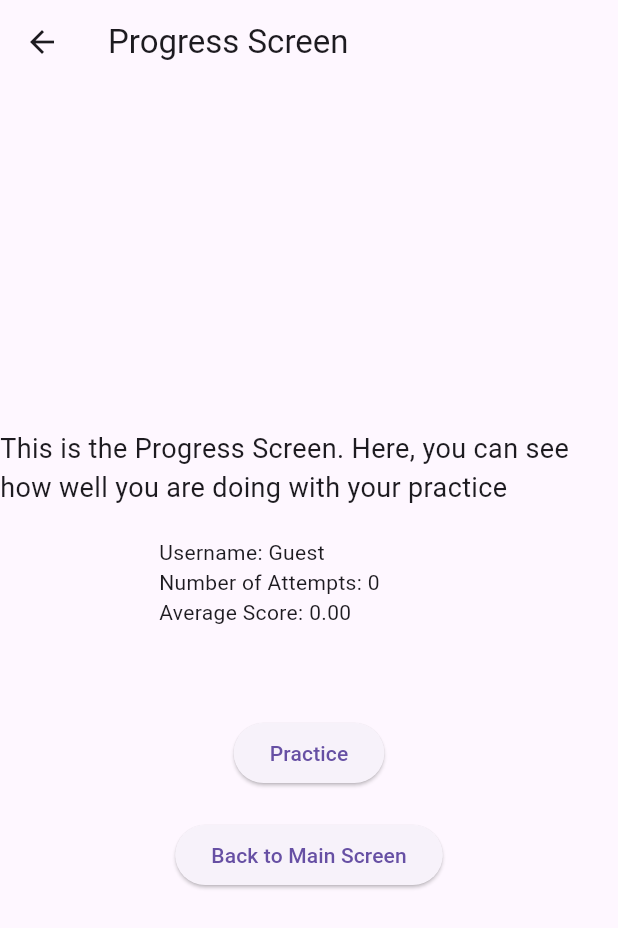
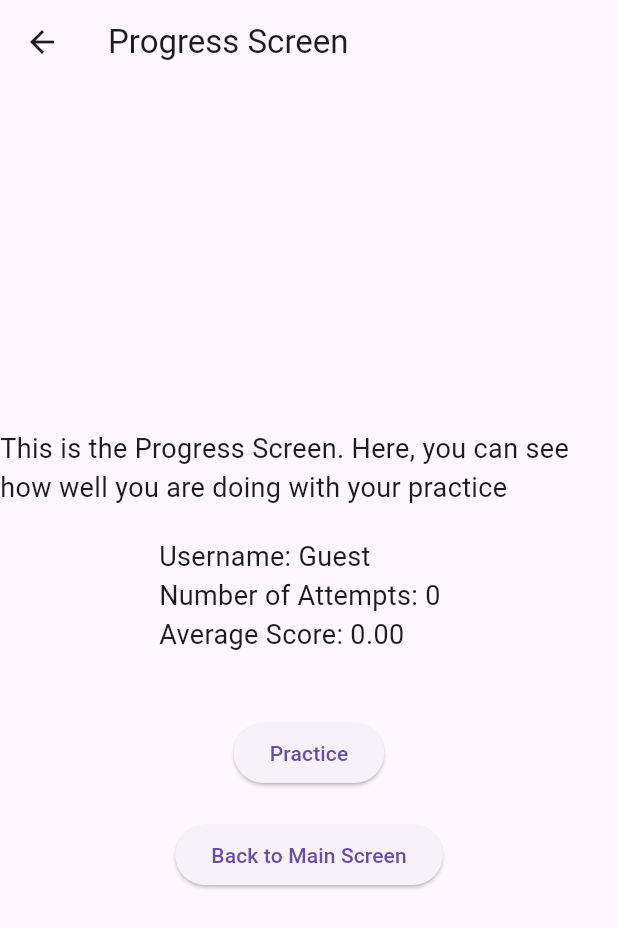
Before and after one commit to ZhongTheKong/read_right_project, a Flutter app: the ProgressScreen screen opened directly, on a phone screen of 412 x 824 dp. Shown: the top 928 px of the screen. Run offline on Flutter 3.47's test engine with Material 3 defaults, Android fonts, the phone set to English and light mode, and no system bars; our stand-ins replace just_audio, shared_preferences, speech_to_text; missing offline and left inert: audio_session, record; accounts and stored records are empty.

Commit message:
Minor changes. Fixed progress screen not being persistent

```diff
--- a/lib/main.dart
+++ b/lib/main.dart
@@ -3,9 +3,6 @@ import 'utils/routes.dart';
 import 'package:audio_session/audio_session.dart';
 import 'package:provider/provider.dart';
 import 'providers/recording_provider.dart';
-import 'screens/login_screen.dart';
-import 'screens/progress_screen.dart';
-import 'screens/practice_screen.dart';
 
 void main() {
   runApp(
--- a/lib/screens/login_screen.dart
+++ b/lib/screens/login_screen.dart
@@ -103,7 +103,7 @@ class _LoginScreenState extends State<LoginScreen> {
                     const SizedBox(height: 20),
 
                     ElevatedButton(
-                      onPressed: () {
+                      onPressed: () async {
                         final username = usernameTextEditingController.text;
                         final password = passwordTextEditingController.text;
                         // Navigate back to main screen and clear previous routes
--- a/lib/screens/progress_screen.dart
+++ b/lib/screens/progress_screen.dart
@@ -27,9 +27,18 @@ class ProgressScreen extends StatelessWidget {
                       crossAxisAlignment: CrossAxisAlignment.start,
                       children: [
                         // Display the user's data from the provider
-                        Text('Username: ${recordingProvider.currentUser}'),
-                        Text('Number of Attempts: ${recordingProvider.attempts.length}'),
-                        Text('Average Score: ${recordingProvider.averageScore.toStringAsFixed(2)}'),
+                        Text(
+                            'Username: ${recordingProvider.currentUser}',
+                            style: const TextStyle(fontSize: 18),
+                        ),
+                        Text(
+                            'Number of Attempts: ${recordingProvider.attempts.length}',
+                            style: const TextStyle(fontSize: 18),
+                        ),
+                        Text(
+                            'Average Score: ${recordingProvider.averageScore.toStringAsFixed(2)}',
+                            style: const TextStyle(fontSize: 18),
+                        ),
                       ],
                     )
                 ),
```
Also changed, not shown: lib/providers/recording_provider.dart (+14 -0 lines).
